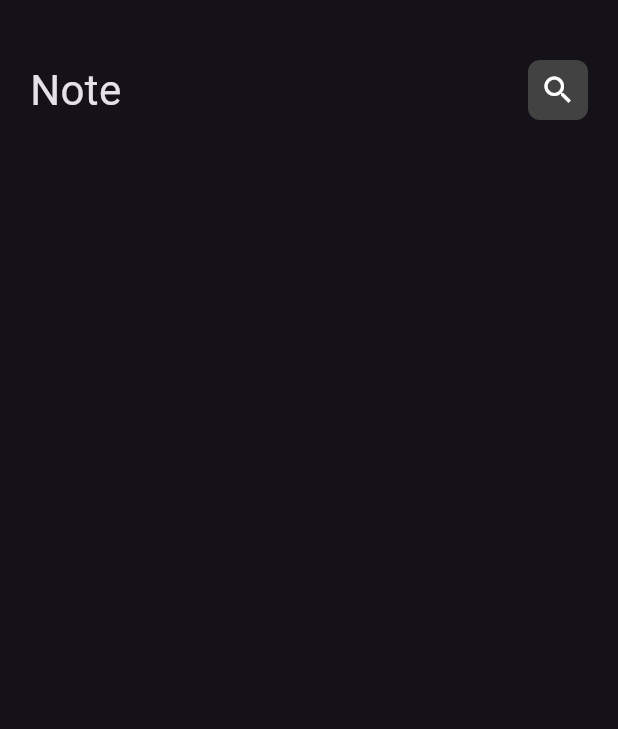
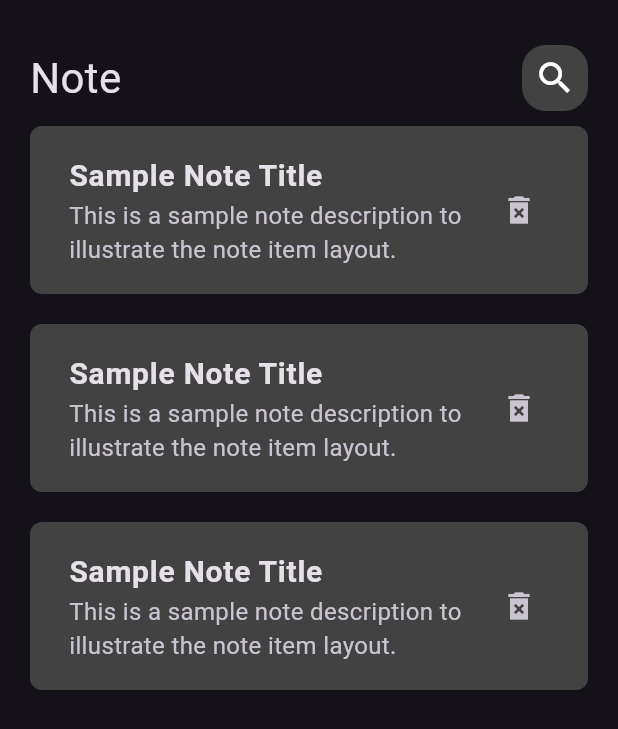
Before and after one commit to beshoyArmia/notes_app2, a Flutter app: the screen it shows after launch, on a phone screen of 412 x 824 dp. Shown: the top 729 px of the screen. Run offline on Flutter 3.47's test engine with Material 3 defaults, Android fonts, the phone set to English and light mode, and no system bars.

Commit message:
Refactor CustomAppbar and NoteItem, update NotesViewBody layout

```diff
--- a/lib/Views/widgets/custom_appbar.dart
+++ b/lib/Views/widgets/custom_appbar.dart
@@ -1,3 +1,4 @@
+import 'package:flutter/foundation.dart';
 import 'package:flutter/material.dart';
 import 'package:not/Views/widgets/custom_search_icon.dart';
 
@@ -7,9 +8,9 @@ class CustomAppbar extends StatelessWidget {
   @override
   Widget build(BuildContext context) {
     return Row(
-      mainAxisAlignment: MainAxisAlignment.spaceBetween,
       children: const [
         Text('Note', style: TextStyle(fontSize: 28)),
+        Spacer(),
 
         CustomSearchIcon(),
       ],
--- a/lib/Views/widgets/custom_search_icon.dart
+++ b/lib/Views/widgets/custom_search_icon.dart
@@ -9,9 +9,9 @@ class CustomSearchIcon extends StatelessWidget {
       padding: const EdgeInsets.all(8),
       decoration: BoxDecoration(
         color: Colors.grey[800],
-        borderRadius: BorderRadius.circular(8),
+        borderRadius: BorderRadius.circular(16),
       ),
-      child: const Icon(Icons.search, color: Colors.white),
+      child: const Icon(Icons.search, color: Colors.white, size: 28),
     );
   }
 }
--- /dev/null
+++ b/lib/Views/widgets/note_item.dart
@@ -0,0 +1,29 @@
+import 'package:flutter/material.dart';
+
+class NoteItem extends StatelessWidget {
+  const NoteItem({super.key});
+
+  @override
+  Widget build(BuildContext context) {
+    return Container(
+      width: double.infinity,
+      padding: const EdgeInsets.all(10),
+      margin: const EdgeInsets.symmetric(vertical: 10),
+      decoration: BoxDecoration(
+        color: Colors.grey[800],
+        borderRadius: BorderRadius.circular(8),
+      ),
+      child: ListTile(
+        title: const Text(
+          'Sample Note Title',
+          style: TextStyle(fontSize: 20, fontWeight: FontWeight.bold),
+        ),
+        subtitle: const Text(
+          'This is a sample note description to illustrate the note item layout.',
+          style: TextStyle(fontSize: 16),
+        ),
+        trailing: const Icon(Icons.delete_forever_sharp, size: 24),
+      ),
+    );
+  }
+}
--- a/lib/Views/widgets/notes_view_body.dart
+++ b/lib/Views/widgets/notes_view_body.dart
@@ -1,18 +1,17 @@
 import 'package:flutter/material.dart';
 import 'package:not/Views/widgets/custom_appbar.dart';
+import 'package:not/Views/widgets/note_item.dart';
 
 class NotesViewBody extends StatelessWidget {
   const NotesViewBody({super.key});
 
   @override
   Widget build(BuildContext context) {
-    return Column(
-      children: const [
-        Padding(
-          padding: EdgeInsets.fromLTRB(20, 40, 20, 20),
-          child: CustomAppbar(),
-        ),
-      ],
+    return Padding(
+      padding: const EdgeInsets.fromLTRB(20, 30, 20, 20),
+      child: Column(
+        children: const [CustomAppbar(), NoteItem(), NoteItem(), NoteItem()],
+      ),
     );
   }
 }
```
